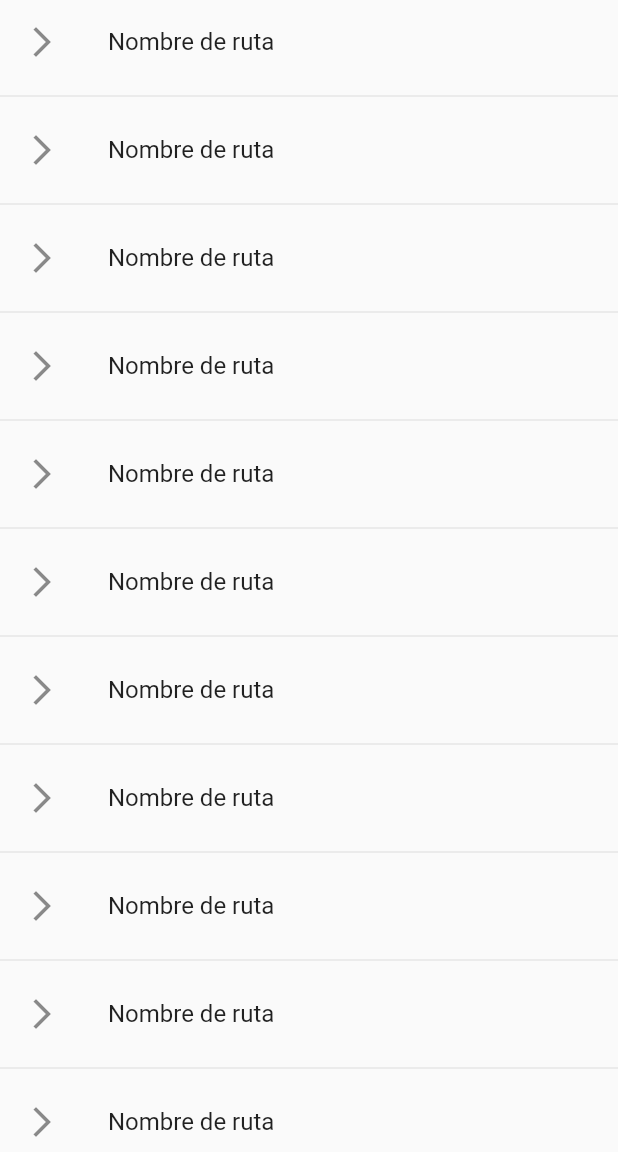
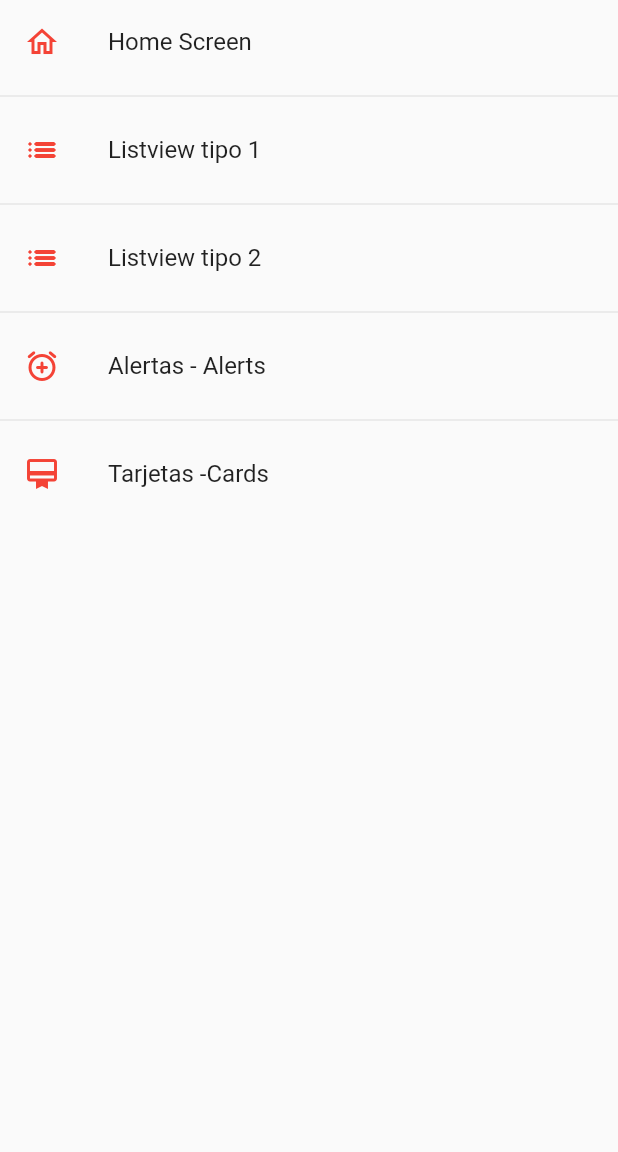
Before and after one commit to jperez331/flutter-components, a Flutter app: the screen it shows after launch, on a phone screen of 412 x 824 dp, the part 84-1236 px from its top. Run offline on Flutter 3.47's test engine with Material 2 defaults, Android fonts, the phone set to English and light mode, and no system bars.

Commit message:
create method with the routes of my app

```diff
--- a/lib/main.dart
+++ b/lib/main.dart
@@ -14,7 +14,7 @@ class MyApp extends StatelessWidget {
       debugShowCheckedModeBanner: false,
       title: 'Material App',
       initialRoute: AppRoutes.initialRoute,
-      routes: AppRoutes.routes,
+      routes: AppRoutes.getAppRoutes(),
       onGenerateRoute: AppRoutes.onGenerateRoute,
     );
   }
--- a/lib/router/app_routes.dart
+++ b/lib/router/app_routes.dart
@@ -33,13 +33,21 @@ class AppRoutes {
         screen: const CardScreen())
   ];
 
-  static Map<String, Widget Function(BuildContext)> routes = {
+  static Map<String, Widget Function(BuildContext)> getAppRoutes() {
+    Map<String, Widget Function(BuildContext)> appRoutes = {};
+
+    for (final option in menuOptions) {
+      appRoutes.addAll({option.route: (BuildContext context) => option.screen});
+    }
+    return appRoutes;
+  }
+/*   static Map<String, Widget Function(BuildContext)> routes = {
     'home': (BuildContext context) => const HomeScreen(),
     'listview1': (BuildContext context) => const Listview1Screen(),
     'listview2': (BuildContext context) => const Listview2Screen(),
     'alert': (BuildContext context) => const AlertScreen(),
     'card': (BuildContext context) => const CardScreen(),
-  };
+  }; */
 
   static Route<dynamic> onGenerateRoute(RouteSettings settings) {
     return MaterialPageRoute(
--- a/lib/screens/home_screen.dart
+++ b/lib/screens/home_screen.dart
@@ -1,24 +1,31 @@
 import 'package:flutter/material.dart';
+import 'package:flutter_components/models/menu_option.dart';
+import 'package:flutter_components/router/app_routes.dart';
 
 class HomeScreen extends StatelessWidget {
   const HomeScreen({Key? key}) : super(key: key);
 
   @override
   Widget build(BuildContext context) {
+    final menuOptions = AppRoutes.menuOptions;
+
     return Scaffold(
         appBar: AppBar(
           title: const Text('Flutter Components'),
           elevation: 0,
         ),
         body: ListView.separated(
-            itemBuilder: (context, index) => ListTile(
-                  leading: const Icon(Icons.arrow_forward_ios),
-                  title: const Text('Nombre de ruta'),
+            itemBuilder: (context, i) => ListTile(
+                  leading: Icon(
+                    menuOptions[i].icon,
+                    color: Colors.red,
+                  ),
+                  title: Text(menuOptions[i].name),
                   onTap: () {
-                    Navigator.pushNamed(context, 'listview2');
+                    Navigator.pushNamed(context, menuOptions[i].route);
                   },
                 ),
             separatorBuilder: (__, ___) => const Divider(),
-            itemCount: 20));
+            itemCount: AppRoutes.menuOptions.length));
   }
 }
```
